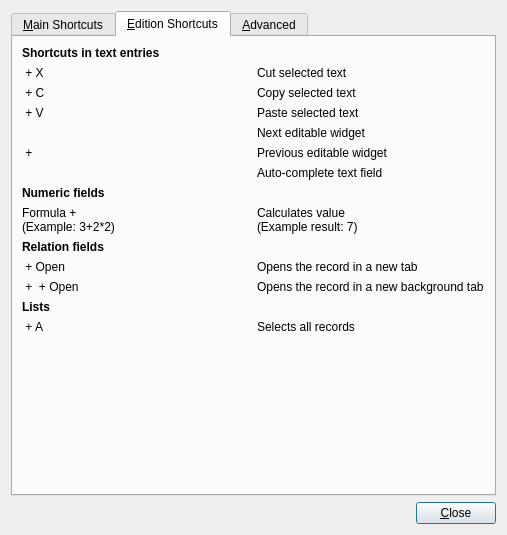
Above: Koo/ui/shortcuts.ui from xrg/openerp-client-kde before the change. Below: the same form after it.
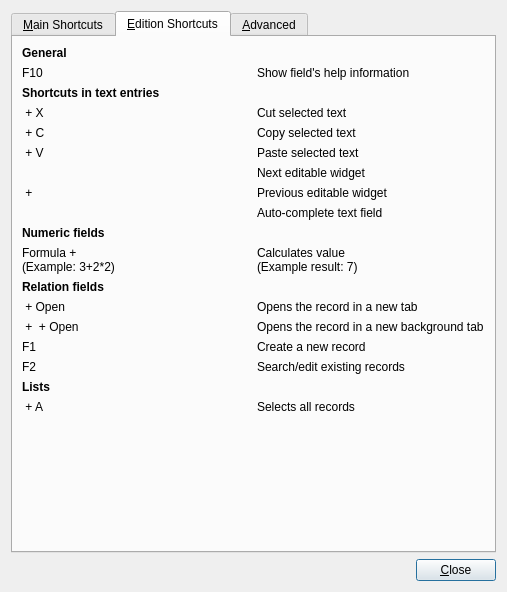
That is the form after the change. The open tabs and pages were chosen to show the change. Icons and pictures are not drawn.

Commit message: Added F10 shortcut to show WhatsThis information (Help in form fields).

What changed in the file:
```diff
--- a/Koo/ui/shortcuts.ui
+++ b/Koo/ui/shortcuts.ui
@@ -7,7 +7,7 @@
     <x>0</x>
     <y>0</y>
     <width>507</width>
-    <height>535</height>
+    <height>592</height>
    </rect>
   </property>
   <property name="windowTitle">
@@ -318,6 +318,37 @@
        <string>&amp;Edition Shortcuts</string>
       </attribute>
       <layout class="QVBoxLayout" name="verticalLayout">
+       <item>
+        <widget class="QLabel" name="label_232">
+         <property name="font">
+          <font>
+           <weight>75</weight>
+           <bold>true</bold>
+          </font>
+         </property>
+         <property name="text">
+          <string>General</string>
+         </property>
+        </widget>
+       </item>
+       <item>
+        <layout class="QGridLayout" name="gridLayout_10">
+         <item row="0" column="0">
+          <widget class="QLabel" name="label_233">
+           <property name="text">
+            <string>F10</string>
+           </property>
+          </widget>
+         </item>
+         <item row="0" column="1">
+          <widget class="QLabel" name="label_234">
+           <property name="text">
+            <string>Show field's help information</string>
+           </property>
+          </widget>
+         </item>
+        </layout>
+       </item>
        <item>
         <widget class="QLabel" name="label">
          <property name="font">
@@ -497,13 +528,6 @@
        </item>
        <item>
         <layout class="QGridLayout" name="gridLayout_2">
-         <item row="0" column="0">
-          <widget class="QLabel" name="label_61">
-           <property name="text">
-            <string>&lt;Ctrl&gt; + Open</string>
-           </property>
-          </widget>
-         </item>
          <item row="0" column="1">
           <widget class="QLabel" name="label_60">
            <property name="text">
@@ -514,13 +538,6 @@
            </property>
           </widget>
          </item>
-         <item row="1" column="0">
-          <widget class="QLabel" name="label_62">
-           <property name="text">
-            <string>&lt;Ctrl&gt; + &lt;Shift&gt; + Open</string>
-           </property>
-          </widget>
-         </item>
          <item row="1" column="1">
           <widget class="QLabel" name="label_63">
            <property name="text">
@@ -531,6 +548,48 @@
            </property>
           </widget>
          </item>
+         <item row="2" column="1">
+          <widget class="QLabel" name="label_75">
+           <property name="text">
+            <string>Create a new record</string>
+           </property>
+          </widget>
+         </item>
+         <item row="3" column="1">
+          <widget class="QLabel" name="label_77">
+           <property name="text">
+            <string>Search/edit existing records</string>
+           </property>
+          </widget>
+         </item>
+         <item row="0" column="0">
+          <widget class="QLabel" name="label_61">
+           <property name="text">
+            <string>&lt;Ctrl&gt; + Open</string>
+           </property>
+          </widget>
+         </item>
+         <item row="2" column="0">
+          <widget class="QLabel" name="label_74">
+           <property name="text">
+            <string>F1</string>
+           </property>
+          </widget>
+         </item>
+         <item row="1" column="0">
+          <widget class="QLabel" name="label_62">
+           <property name="text">
+            <string>&lt;Ctrl&gt; + &lt;Shift&gt; + Open</string>
+           </property>
+          </widget>
+         </item>
+         <item row="3" column="0">
+          <widget class="QLabel" name="label_76">
+           <property name="text">
+            <string>F2</string>
+           </property>
+          </widget>
+         </item>
         </layout>
        </item>
        <item>
```
The commit also changes 4 other files.
